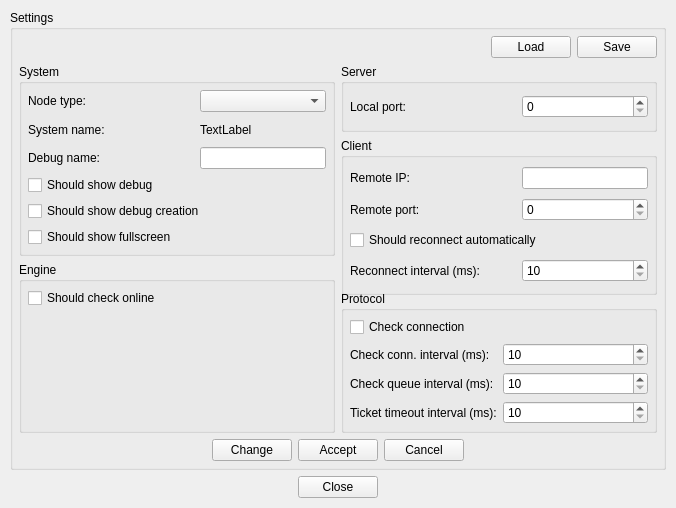
Old version of the form src/VMTD/VMTD/VMTDSettingsForm.ui in the repository ekushko/qt-vxlan-mtd-old.
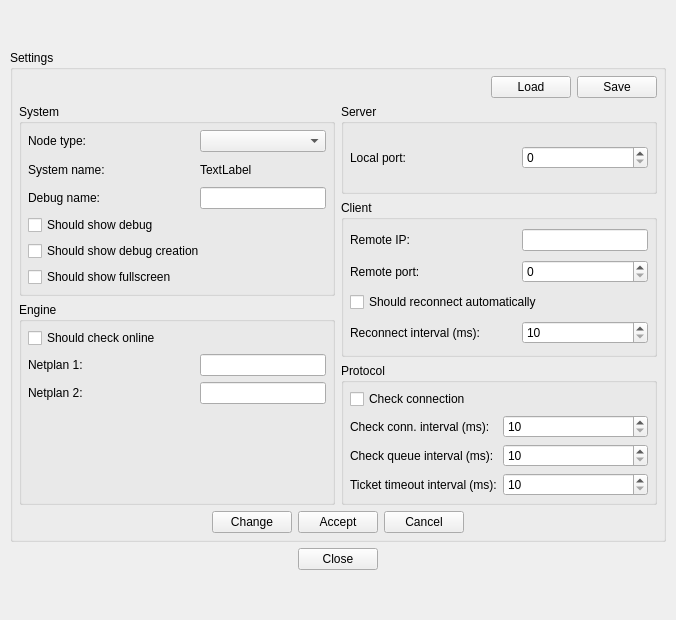
New version of the form. Icons and pictures are not drawn.

The edit to the form file:
```diff
--- a/src/VMTD/VMTD/VMTDSettingsForm.ui
+++ b/src/VMTD/VMTD/VMTDSettingsForm.ui
@@ -7,7 +7,7 @@
     <x>0</x>
     <y>0</y>
     <width>676</width>
-    <height>508</height>
+    <height>620</height>
    </rect>
   </property>
   <property name="windowTitle">
@@ -72,13 +72,13 @@
        <property name="minimumSize">
         <size>
          <width>674</width>
-         <height>506</height>
+         <height>538</height>
         </size>
        </property>
        <property name="maximumSize">
         <size>
          <width>674</width>
-         <height>506</height>
+         <height>538</height>
         </size>
        </property>
        <layout class="QVBoxLayout" name="verticalLayout">
@@ -274,15 +274,28 @@
                    <property name="bottomMargin">
                     <number>6</number>
                    </property>
-                   <item row="0" column="0">
+                   <item row="1" column="0">
+                    <widget class="QLabel" name="_21">
+                     <property name="minimumSize">
+                      <size>
+                       <width>166</width>
+                       <height>0</height>
+                      </size>
+                     </property>
+                     <property name="text">
+                      <string>Netplan 1:</string>
+                     </property>
+                    </widget>
+                   </item>
+                   <item row="0" column="0" colspan="2">
                     <widget class="QCheckBox" name="chbShouldCheckOnline">
                      <property name="text">
                       <string>Should check online</string>
                      </property>
                     </widget>
                    </item>
-                   <item row="1" column="0">
-                    <spacer name="verticalSpacer">
+                   <item row="3" column="0">
+                    <spacer name="_20">
                      <property name="orientation">
                       <enum>Qt::Vertical</enum>
                      </property>
@@ -294,6 +307,19 @@
                      </property>
                     </spacer>
                    </item>
+                   <item row="1" column="1">
+                    <widget class="QLineEdit" name="leNetplan1FilePath"/>
+                   </item>
+                   <item row="2" column="0">
+                    <widget class="QLabel" name="_22">
+                     <property name="text">
+                      <string>Netplan 2:</string>
+                     </property>
+                    </widget>
+                   </item>
+                   <item row="2" column="1">
+                    <widget class="QLineEdit" name="leNetplan2FilePath"/>
+                   </item>
                   </layout>
                  </widget>
                 </item>
```
